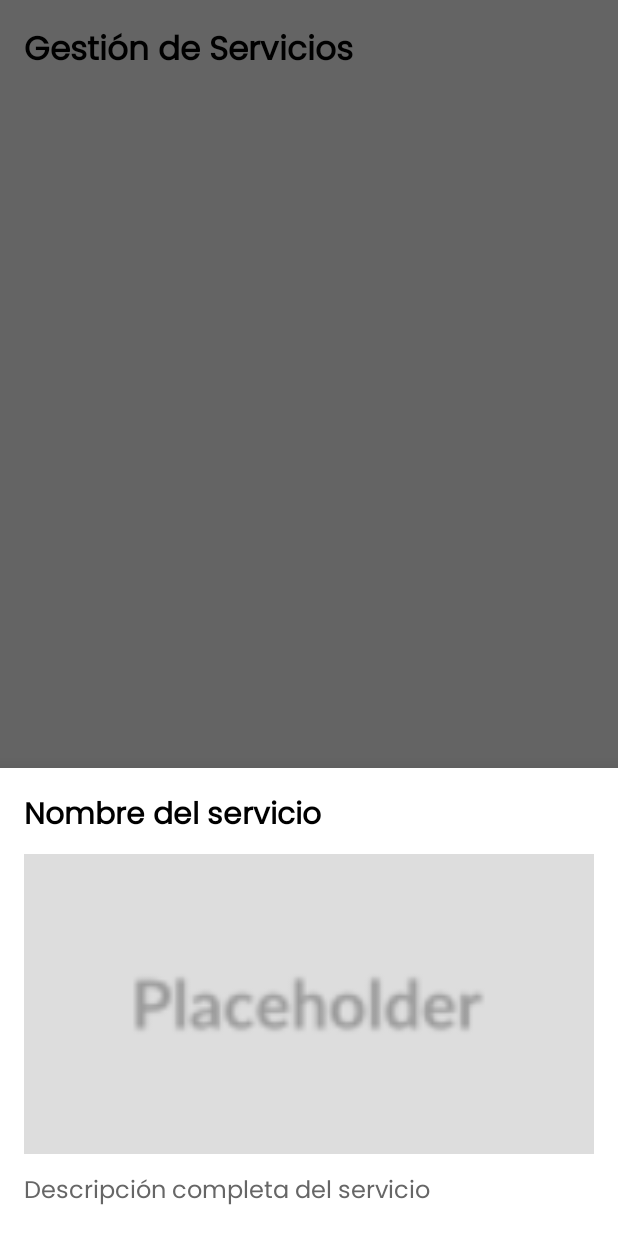
After one commit to antonellavillani/nuevopack_admin_app, an Android app built with Jetpack Compose: the fragment ServicioBottomSheet placed in its activity, on a phone screen of 412 x 824 dp. The commit adds this screen. Run offline under Robolectric (Android 15) with nearby library versions, the phone set to English and light mode, and no system bars.

Commit message:
feat: Agregué ServiciosActivity y adapter con integración a API REST

```diff
--- a/app/src/main/AndroidManifest.xml
+++ b/app/src/main/AndroidManifest.xml
@@ -29,6 +29,10 @@
 
         <!-- Inicio -->
         <activity android:name=".view.InicioActivity" />
+
+        <!-- Servicios -->
+        <activity android:name=".view.ServiciosActivity" />
+
     </application>
 
 </manifest>
--- /dev/null
+++ b/app/src/main/java/com/nuevopack/admin/adapter/ServicioAdapter.java
@@ -0,0 +1,65 @@
+package com.nuevopack.admin.adapter;
+
+import android.content.Context;
+import android.view.LayoutInflater;
+import android.view.View;
+import android.view.ViewGroup;
+
+import android.widget.ImageView;
+import android.widget.TextView;
+
+import androidx.annotation.NonNull;
+import androidx.recyclerview.widget.RecyclerView;
+
+import com.nuevopack.admin.R;
+import com.nuevopack.admin.model.Servicio;
+import com.nuevopack.admin.view.ServicioBottomSheet;
+
+import java.util.List;
+
+public class ServicioAdapter extends RecyclerView.Adapter<ServicioAdapter.ViewHolder> {
+
+    private final List<Servicio> servicios;
+    private final Context context;
+
+    public ServicioAdapter(Context context, List<Servicio> servicios) {
+        this.context = context;
+        this.servicios = servicios;
+    }
+
+    @NonNull
+    @Override
+    public ServicioAdapter.ViewHolder onCreateViewHolder(@NonNull ViewGroup parent, int viewType) {
+        View vista = LayoutInflater.from(parent.getContext()).inflate(R.layout.item_servicio, parent, false);
+        return new ViewHolder(vista);
+    }
+
+    @Override
+    public void onBindViewHolder(@NonNull ServicioAdapter.ViewHolder holder, int position) {
+        Servicio servicio = servicios.get(position);
+        holder.nombre.setText(servicio.getNombre());
+
+        holder.imagen.setImageResource(R.drawable.placeholder);
+
+        holder.itemView.setOnClickListener(v -> {
+            ServicioBottomSheet dialogo = ServicioBottomSheet.newInstance(servicio);
+            dialogo.show(((androidx.fragment.app.FragmentActivity) context).getSupportFragmentManager(), "detalleServicio");
+        });
+    }
+
+    @Override
+    public int getItemCount() {
+        return servicios.size();
+    }
+
+    static class ViewHolder extends RecyclerView.ViewHolder {
+        TextView nombre;
+        ImageView imagen;
+
+        ViewHolder(View itemView) {
+            super(itemView);
+            nombre = itemView.findViewById(R.id.nombreServicio);
+            imagen = itemView.findViewById(R.id.imagenServicio);
+        }
+    }
+}
--- a/app/src/main/java/com/nuevopack/admin/util/ApiConfig.java
+++ b/app/src/main/java/com/nuevopack/admin/util/ApiConfig.java
@@ -1,5 +1,5 @@
 package com.nuevopack.admin.util;
 
 public class ApiConfig {
-    public static final String BASE_URL = "https://aa28d1b7f824.ngrok-free.app/nuevopack/";
+    public static final String BASE_URL = "https://dc3d125153e8.ngrok-free.app/nuevopack/";
 }
--- /dev/null
+++ b/app/src/main/java/com/nuevopack/admin/view/ServicioBottomSheet.java
@@ -0,0 +1,47 @@
+package com.nuevopack.admin.view;
+
+import android.os.Bundle;
+import android.view.LayoutInflater;
+import android.view.View;
+import android.view.ViewGroup;
+import android.widget.TextView;
+import android.widget.ImageView;
+
+import com.google.android.material.bottomsheet.BottomSheetDialogFragment;
+import com.nuevopack.admin.R;
+import com.nuevopack.admin.model.Servicio;
+
+public class ServicioBottomSheet extends BottomSheetDialogFragment {
+
+    private static final String ARG_NOMBRE = "nombre";
+    private static final String ARG_DESCRIPCION = "descripcion";
+    private static final String ARG_FOTO = "foto";
+
+    public static ServicioBottomSheet newInstance(Servicio servicio) {
+        ServicioBottomSheet fragment = new ServicioBottomSheet();
+        Bundle args = new Bundle();
+        args.putString(ARG_NOMBRE, servicio.getNombre());
+        args.putString(ARG_DESCRIPCION, servicio.getDescripcion());
+        args.putString(ARG_FOTO, servicio.getFoto());
+        fragment.setArguments(args);
+        return fragment;
+    }
+
+    @Override
+    public View onCreateView(LayoutInflater inflater, ViewGroup container, Bundle savedInstanceState) {
+        View vista = inflater.inflate(R.layout.bottomsheet_servicio, container, false);
+
+        TextView nombre = vista.findViewById(R.id.nombreCompleto);
+        TextView descripcion = vista.findViewById(R.id.descripcionServicio);
+        ImageView imagen = vista.findViewById(R.id.imagenCompleta);
+
+        Bundle args = getArguments();
+        if (args != null) {
+            nombre.setText(args.getString(ARG_NOMBRE));
+            descripcion.setText(args.getString(ARG_DESCRIPCION));
+            imagen.setImageResource(R.drawable.placeholder);
+        }
+
+        return vista;
+    }
+}
--- /dev/null
+++ b/app/src/main/java/com/nuevopack/admin/view/ServiciosActivity.java
@@ -0,0 +1,80 @@
+package com.nuevopack.admin.view;
+
+import android.os.Bundle;
+import android.widget.Toast;
+
+import androidx.appcompat.app.AppCompatActivity;
+import androidx.recyclerview.widget.LinearLayoutManager;
+import androidx.recyclerview.widget.RecyclerView;
+
+import com.nuevopack.admin.R;
+import com.nuevopack.admin.adapter.ServicioAdapter;
+import com.nuevopack.admin.model.Servicio;
+import com.nuevopack.admin.util.ApiConfig;
+
+import org.json.JSONArray;
+import org.json.JSONObject;
+
+import java.io.BufferedReader;
+import java.io.InputStreamReader;
+import java.net.HttpURLConnection;
+import java.net.URL;
+import java.util.ArrayList;
+
+public class ServiciosActivity extends AppCompatActivity {
+
+    private ArrayList<Servicio> listaServicios = new ArrayList<>();
+    private ServicioAdapter adapter;
+
+    @Override
+    protected void onCreate(Bundle savedInstanceState) {
+        super.onCreate(savedInstanceState);
+        setContentView(R.layout.activity_servicios);
+
+        RecyclerView recyclerView = findViewById(R.id.recyclerServicios);
+        recyclerView.setLayoutManager(new LinearLayoutManager(this));
+        adapter = new ServicioAdapter(this, listaServicios);
+        recyclerView.setAdapter(adapter);
+
+        cargarServicios();
+    }
+
+    private void cargarServicios() {
+        new Thread(() -> {
+            try {
+                URL url = new URL(ApiConfig.BASE_URL + "backend/api/get_servicios.php");
+                HttpURLConnection conn = (HttpURLConnection) url.openConnection();
+                conn.setRequestMethod("GET");
+
+                BufferedReader reader = new BufferedReader(new InputStreamReader(conn.getInputStream()));
+                StringBuilder jsonBuilder = new StringBuilder();
+                String linea;
+                while ((linea = reader.readLine()) != null) {
+                    jsonBuilder.append(linea);
+                }
+
+                JSONArray array = new JSONArray(jsonBuilder.toString());
+                ArrayList<Servicio> nuevos = new ArrayList<>();
+                for (int i = 0; i < array.length(); i++) {
+                    JSONObject obj = array.getJSONObject(i);
+                    int id = obj.getInt("id");
+                    String nombre = obj.getString("nombre");
+                    String descripcion = obj.getString("descripcion");
+                    String foto = obj.getString("foto");
+                    nuevos.add(new Servicio(id, nombre, descripcion, foto));
+                }
+
+                runOnUiThread(() -> {
+                    listaServicios.clear();
+                    listaServicios.addAll(nuevos);
+                    adapter.notifyDataSetChanged();
+                });
+
+            } catch (Exception e) {
+                runOnUiThread(() ->
+                        Toast.makeText(this, "Error al cargar servicios", Toast.LENGTH_SHORT).show()
+                );
+            }
+        }).start();
+    }
+}
--- a/app/src/main/res/layout/activity_inicio.xml
+++ b/app/src/main/res/layout/activity_inicio.xml
@@ -220,10 +220,12 @@
             android:focusable="true" />
 
         <Button
+            android:id="@+id/btnInicio"
             android:text="Inicio"
             style="@style/SidebarButton" />
 
         <Button
+            android:id="@+id/btnServicios"
             android:text="Servicios"
             style="@style/SidebarButton" />
 
--- /dev/null
+++ b/app/src/main/res/layout/activity_servicios.xml
@@ -0,0 +1,30 @@
+<?xml version="1.0" encoding="utf-8"?>
+<LinearLayout xmlns:android="http://schemas.android.com/apk/res/android"
+    android:id="@+id/layoutServicios"
+    android:layout_width="match_parent"
+    android:layout_height="match_parent"
+    android:orientation="vertical"
+    android:background="@color/blanco"
+    android:padding="16dp">
+
+    <TextView
+        android:id="@+id/tituloServicios"
+        android:layout_width="wrap_content"
+        android:layout_height="wrap_content"
+        android:text="Gestión de Servicios"
+        android:textSize="22sp"
+        android:textStyle="bold"
+        android:textColor="@color/negro"
+        android:fontFamily="@font/poppins_regular"
+        android:layout_marginBottom="12dp" />
+
+    <androidx.recyclerview.widget.RecyclerView
+        android:id="@+id/recyclerServicios"
+        android:layout_width="match_parent"
+        android:layout_height="0dp"
+        android:layout_weight="1"
+        android:clipToPadding="false"
+        android:paddingBottom="8dp"
+        android:scrollbars="vertical" />
+
+</LinearLayout>
--- /dev/null
+++ b/app/src/main/res/layout/bottomsheet_servicio.xml
@@ -0,0 +1,40 @@
+<?xml version="1.0" encoding="utf-8"?>
+<ScrollView xmlns:android="http://schemas.android.com/apk/res/android"
+    android:layout_width="match_parent"
+    android:layout_height="wrap_content"
+    android:padding="16dp">
+
+    <LinearLayout
+        android:orientation="vertical"
+        android:layout_width="match_parent"
+        android:layout_height="wrap_content">
+
+        <TextView
+            android:id="@+id/nombreCompleto"
+            android:layout_width="match_parent"
+            android:layout_height="wrap_content"
+            android:text="Nombre del servicio"
+            android:textStyle="bold"
+            android:textSize="20sp"
+            android:textColor="@color/negro"
+            android:fontFamily="@font/poppins_regular"
+            android:layout_marginBottom="8dp"/>
+
+        <ImageView
+            android:id="@+id/imagenCompleta"
+            android:layout_width="match_parent"
+            android:layout_height="200dp"
+            android:scaleType="centerCrop"
+            android:layout_marginBottom="12dp"
+            android:src="@drawable/placeholder" />
+
+        <TextView
+            android:id="@+id/descripcionServicio"
+            android:layout_width="match_parent"
+            android:layout_height="wrap_content"
+            android:text="Descripción completa del servicio"
+            android:textSize="16sp"
+            android:textColor="@color/gris_oscuro"
+            android:fontFamily="@font/poppins_regular" />
+    </LinearLayout>
+</ScrollView>
```
Also changed, not shown: app/src/main/java/com/nuevopack/admin/model/Servicio.java (added, +20 -0 lines), app/src/main/java/com/nuevopack/admin/view/InicioActivity.java (+16 -0 lines), app/src/main/res/layout/item_servicio.xml (added, +27 -0 lines), app/src/main/res/drawable/placeholder.png (added).
